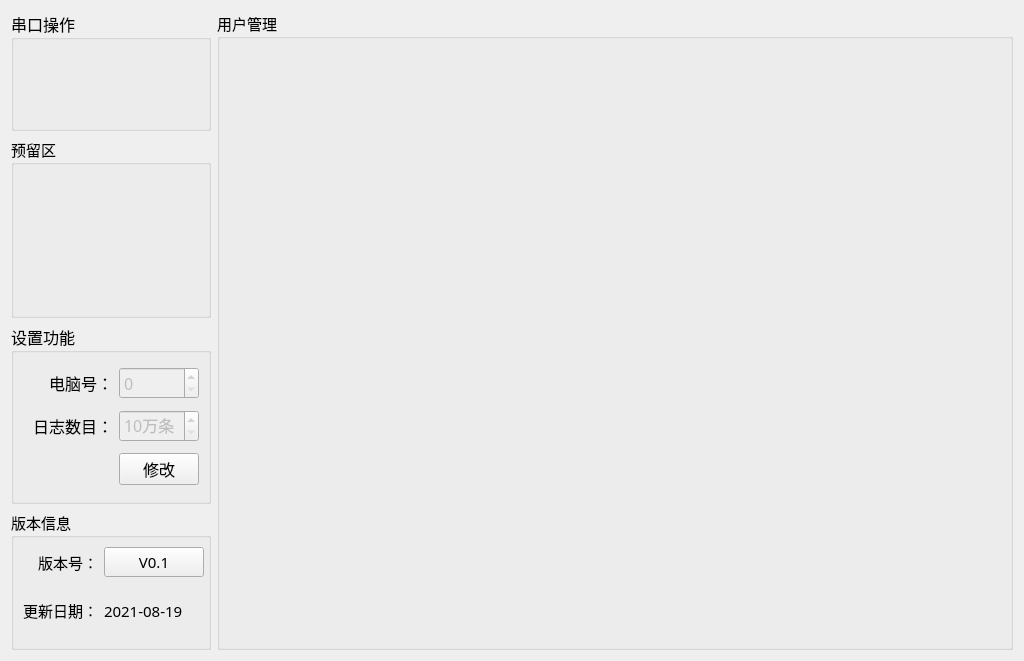
This is Socket-Fvt/Socket-Fvt/setups/setup_mainwid.ui in ChinaClever/ScalePoint as Qt 5 draws it before an edit. The edited form follows.
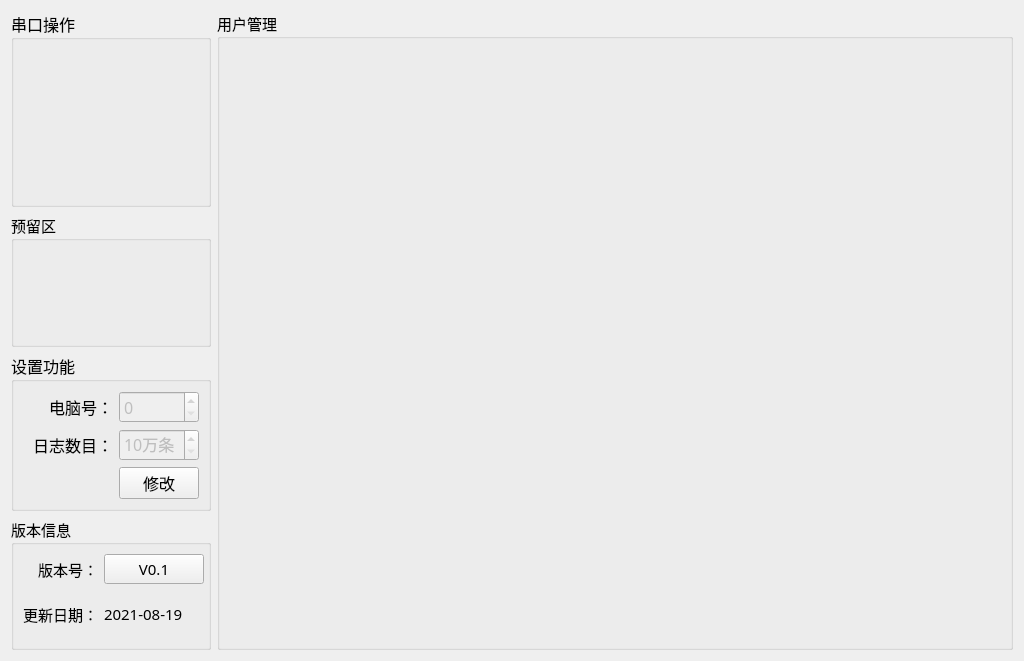
This is the edited form.

Commit message: 增加串口通讯

Diff of the .ui file:
```diff
--- a/Socket-Fvt/Socket-Fvt/setups/setup_mainwid.ui
+++ b/Socket-Fvt/Socket-Fvt/setups/setup_mainwid.ui
@@ -105,7 +105,7 @@
      <property name="maximumSize">
       <size>
        <width>200</width>
-       <height>120</height>
+       <height>260</height>
       </size>
      </property>
      <property name="font">
@@ -128,6 +128,16 @@
         </property>
        </widget>
       </item>
+      <item row="1" column="0">
+       <widget class="QWidget" name="devWid" native="true">
+        <property name="minimumSize">
+         <size>
+          <width>0</width>
+          <height>70</height>
+         </size>
+        </property>
+       </widget>
+      </item>
      </layout>
     </widget>
    </item>
```
The commit also changes 2 other files.
